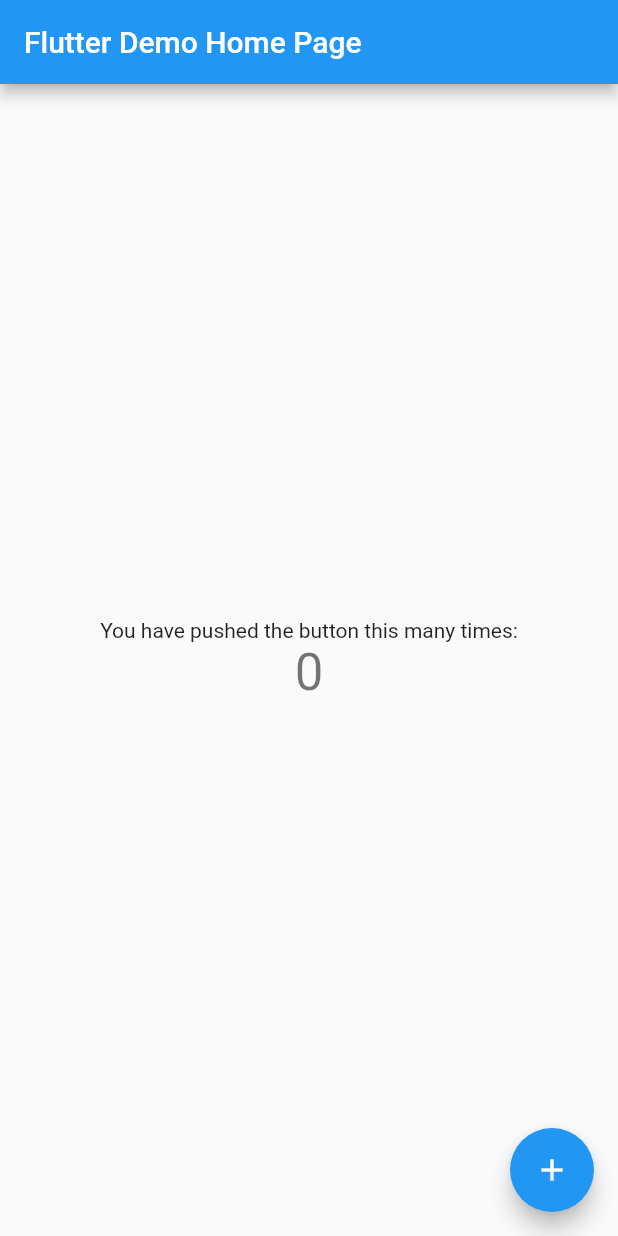
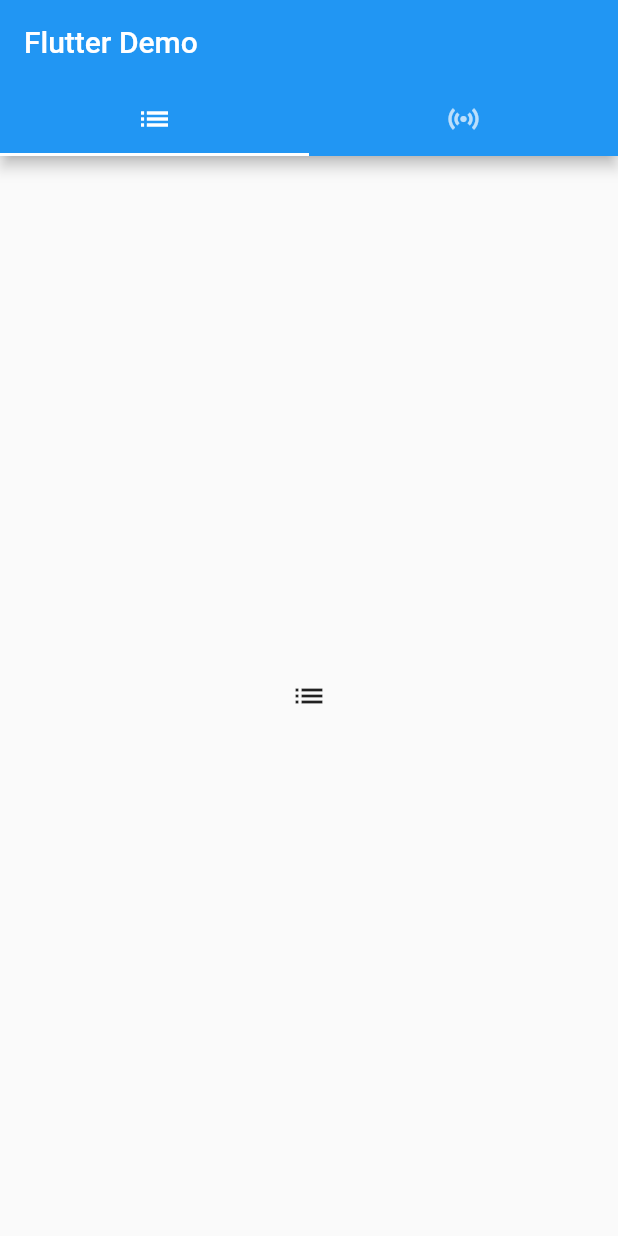
Before and after one commit to ZerioM/flutter_example_finished, a Flutter app: the screen it shows after launch, on a phone screen of 412 x 824 dp. Run offline on Flutter 3.47's test engine with Material 2 defaults, Android fonts, the phone set to English and light mode, and no system bars.

Commit message:
Adds Tabs for List and Sensors

```diff
--- a/lib/main.dart
+++ b/lib/main.dart
@@ -1,8 +1,8 @@
+import 'package:example_finished/tabs/list.dart';
+import 'package:example_finished/tabs/sensors.dart';
 import 'package:flutter/material.dart';
 
-void main() {
-  runApp(const MyApp());
-}
+void main() => runApp(const MyApp());
 
 class MyApp extends StatelessWidget {
   const MyApp({Key? key}) : super(key: key);
@@ -13,103 +13,31 @@ class MyApp extends StatelessWidget {
     return MaterialApp(
       title: 'Flutter Demo',
       theme: ThemeData(
-        // This is the theme of your application.
-        //
-        // Try running your application with "flutter run". You'll see the
-        // application has a blue toolbar. Then, without quitting the app, try
-        // changing the primarySwatch below to Colors.green and then invoke
-        // "hot reload" (press "r" in the console where you ran "flutter run",
-        // or simply save your changes to "hot reload" in a Flutter IDE).
-        // Notice that the counter didn't reset back to zero; the application
-        // is not restarted.
         primarySwatch: Colors.blue,
       ),
-      home: const MyHomePage(title: 'Flutter Demo Home Page'),
+      home: DefaultTabController(
+        length: 2,
+        child:
+        Scaffold(
+          appBar:
+          AppBar(
+            bottom:
+            const TabBar(
+              tabs: [
+                Tab(icon: Icon(Icons.list)),
+                Tab(icon: Icon(Icons.sensors)),
+              ],
+            ),
+            title: const Text('Flutter Demo'),
+          ),
+          body: TabBarView(
+            children: [
+              ListTab(),
+              SensorsTab(),
+            ]
+          )
+        ),
+      ),
     );
   }
 }
-
-class MyHomePage extends StatefulWidget {
-  const MyHomePage({Key? key, required this.title}) : super(key: key);
-
-  // This widget is the home page of your application. It is stateful, meaning
-  // that it has a State object (defined below) that contains fields that affect
-  // how it looks.
-
-  // This class is the configuration for the state. It holds the values (in this
-  // case the title) provided by the parent (in this case the App widget) and
-  // used by the build method of the State. Fields in a Widget subclass are
-  // always marked "final".
-
-  final String title;
-
-  @override
-  State<MyHomePage> createState() => _MyHomePageState();
-}
-
-class _MyHomePageState extends State<MyHomePage> {
-  int _counter = 0;
-
-  void _incrementCounter() {
-    setState(() {
-      // This call to setState tells the Flutter framework that something has
-      // changed in this State, which causes it to rerun the build method below
-      // so that the display can reflect the updated values. If we changed
-      // _counter without calling setState(), then the build method would not be
-      // called again, and so nothing would appear to happen.
-      _counter++;
-    });
-  }
-
-  @override
-  Widget build(BuildContext context) {
-    // This method is rerun every time setState is called, for instance as done
-    // by the _incrementCounter method above.
-    //
-    // The Flutter framework has been optimized to make rerunning build methods
-    // fast, so that you can just rebuild anything that needs updating rather
-    // than having to individually change instances of widgets.
-    return Scaffold(
-      appBar: AppBar(
-        // Here we take the value from the MyHomePage object that was created by
-        // the App.build method, and use it to set our appbar title.
-        title: Text(widget.title),
-      ),
-      body: Center(
-        // Center is a layout widget. It takes a single child and positions it
-        // in the middle of the parent.
-        child: Column(
-          // Column is also a layout widget. It takes a list of children and
-          // arranges them vertically. By default, it sizes itself to fit its
-          // children horizontally, and tries to be as tall as its parent.
-          //
-          // Invoke "debug painting" (press "p" in the console, choose the
-          // "Toggle Debug Paint" action from the Flutter Inspector in Android
-          // Studio, or the "Toggle Debug Paint" command in Visual Studio Code)
-          // to see the wireframe for each widget.
-          //
-          // Column has various properties to control how it sizes itself and
-          // how it positions its children. Here we use mainAxisAlignment to
-          // center the children vertically; the main axis here is the vertical
-          // axis because Columns are vertical (the cross axis would be
-          // horizontal).
-          mainAxisAlignment: MainAxisAlignment.center,
-          children: <Widget>[
-            const Text(
-              'You have pushed the button this many times:',
-            ),
-            Text(
-              '$_counter',
-              style: Theme.of(context).textTheme.headline4,
-            ),
-          ],
-        ),
-      ),
-      floatingActionButton: FloatingActionButton(
-        onPressed: _incrementCounter,
-        tooltip: 'Increment',
-        child: const Icon(Icons.add),
-      ), // This trailing comma makes auto-formatting nicer for build methods.
-    );
-  }
-}
--- /dev/null
+++ b/lib/tabs/list.dart
@@ -0,0 +1,9 @@
+import 'package:flutter/material.dart';
+
+class ListTab extends StatelessWidget {
+  @override
+  Widget build(BuildContext context) {
+    return const Icon(Icons.list);
+  }
+
+}
--- /dev/null
+++ b/lib/tabs/sensors.dart
@@ -0,0 +1,9 @@
+import 'package:flutter/material.dart';
+
+class SensorsTab extends StatelessWidget {
+  @override
+  Widget build(BuildContext context) {
+    return const Icon(Icons.sensors);
+  }
+
+}
```
